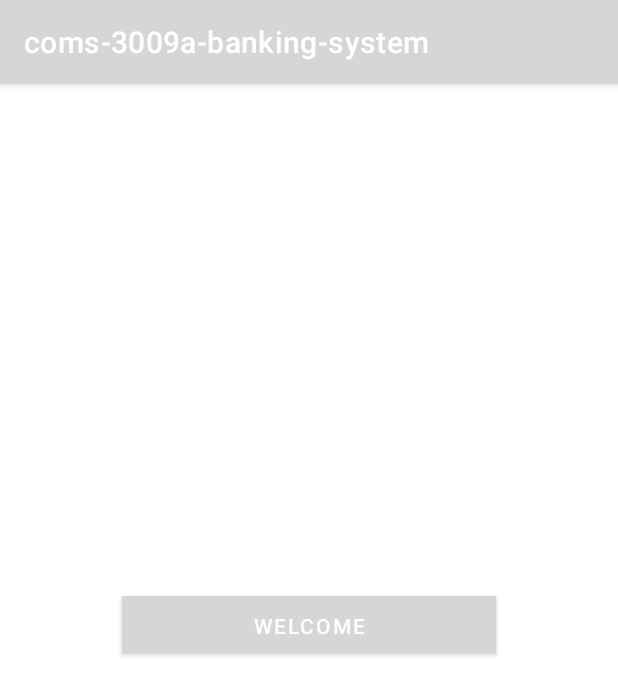
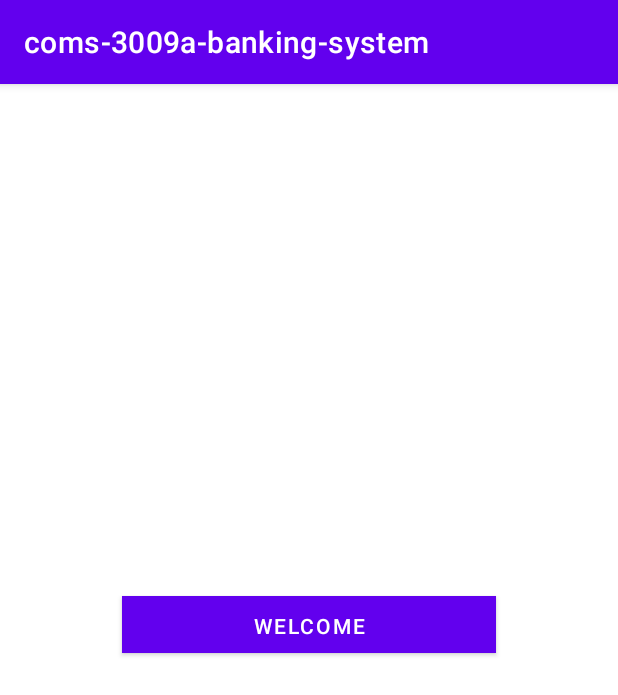
Before and after one commit to NeoMaja/coms-3009a-bankingsystem, an Android app: the screen it shows after launch (MainActivity), on a phone screen of 412 x 824 dp. Shown: the top 695 px of the screen. Run offline under Robolectric (Android 15) with nearby library versions, the phone set to English and light mode, and no system bars.

Commit message:
Update colors.xml
error

```diff
--- a/app/src/main/res/values/colors.xml
+++ b/app/src/main/res/values/colors.xml
@@ -1,6 +1,8 @@
 <?xml version="1.0" encoding="utf-8"?>
-<resources>
-
+<resources>z
+    <color name="purple_200">#FFBB86FC</color>
+    <color name="purple_500">#FF6200EE</color>
+    <color name="purple_700">#FF3700B3</color>
     <color name="teal_200">#FF03DAC5</color>
     <color name="teal_700">#FF018786</color>
     <color name="black">#FF000000</color>
```
